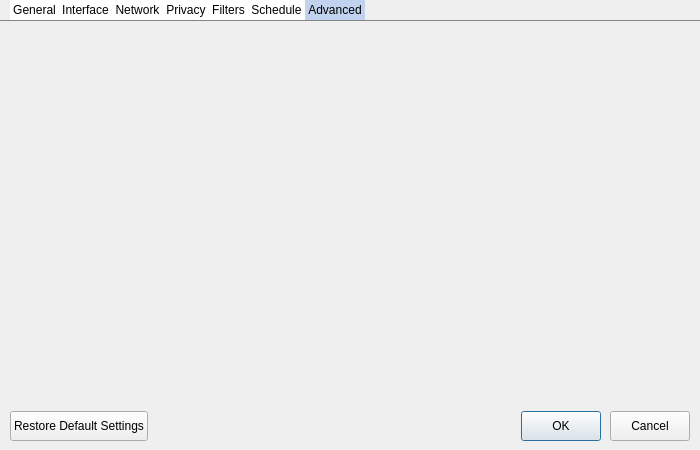
This is src/dialogs/preferencedialog.ui in setvisible/ArrowDL as Qt 5 draws it before an edit. The edited form follows.
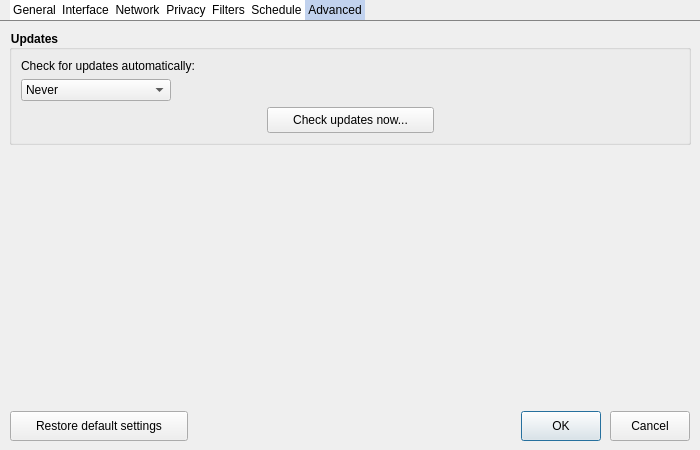
This is the edited form. The open tabs and pages were chosen to show the change. Icons and pictures are not drawn. Custom widgets are drawn as their Qt base class.

What changed in the file:
```diff
--- a/src/dialogs/preferencedialog.ui
+++ b/src/dialogs/preferencedialog.ui
@@ -588,6 +588,122 @@
       <attribute name="title">
        <string>Advanced</string>
       </attribute>
+      <layout class="QVBoxLayout" name="verticalLayout_13">
+       <item>
+        <widget class="QGroupBox" name="groupBox_9">
+         <property name="title">
+          <string>Updates</string>
+         </property>
+         <layout class="QVBoxLayout" name="verticalLayout_11">
+          <item>
+           <widget class="QLabel" name="label_10">
+            <property name="text">
+             <string>Check for updates automatically:</string>
+            </property>
+           </widget>
+          </item>
+          <item>
+           <layout class="QHBoxLayout" name="horizontalLayout_6">
+            <item>
+             <widget class="QComboBox" name="checkUpdateComboBox">
+              <property name="minimumSize">
+               <size>
+                <width>150</width>
+                <height>0</height>
+               </size>
+              </property>
+              <item>
+               <property name="text">
+                <string>Never</string>
+               </property>
+              </item>
+              <item>
+               <property name="text">
+                <string>Once a day</string>
+               </property>
+              </item>
+              <item>
+               <property name="text">
+                <string>Once a week</string>
+               </property>
+              </item>
+             </widget>
+            </item>
+            <item>
+             <spacer name="horizontalSpacer_4">
+              <property name="orientation">
+               <enum>Qt::Horizontal</enum>
+              </property>
+              <property name="sizeHint" stdset="0">
+               <size>
+                <width>40</width>
+                <height>20</height>
+               </size>
+              </property>
+             </spacer>
+            </item>
+           </layout>
+          </item>
+          <item>
+           <layout class="QHBoxLayout" name="horizontalLayout_7">
+            <item>
+             <spacer name="horizontalSpacer_6">
+              <property name="orientation">
+               <enum>Qt::Horizontal</enum>
+              </property>
+              <property name="sizeHint" stdset="0">
+               <size>
+                <width>40</width>
+                <height>20</height>
+               </size>
+              </property>
+             </spacer>
+            </item>
+            <item>
+             <widget class="QPushButton" name="checkUpdateNowPushButton">
+              <property name="styleSheet">
+               <string notr="true">QPushButton {
+	padding:  5px 25px 5px 25px;
+}
+</string>
+              </property>
+              <property name="text">
+               <string>Check updates now...</string>
+              </property>
+             </widget>
+            </item>
+            <item>
+             <spacer name="horizontalSpacer_5">
+              <property name="orientation">
+               <enum>Qt::Horizontal</enum>
+              </property>
+              <property name="sizeHint" stdset="0">
+               <size>
+                <width>40</width>
+                <height>20</height>
+               </size>
+              </property>
+             </spacer>
+            </item>
+           </layout>
+          </item>
+         </layout>
+        </widget>
+       </item>
+       <item>
+        <spacer name="verticalSpacer_6">
+         <property name="orientation">
+          <enum>Qt::Vertical</enum>
+         </property>
+         <property name="sizeHint" stdset="0">
+          <size>
+           <width>20</width>
+           <height>216</height>
+          </size>
+         </property>
+        </spacer>
+       </item>
+      </layout>
      </widget>
     </widget>
    </item>
@@ -610,8 +726,14 @@
          <height>30</height>
         </size>
        </property>
+       <property name="styleSheet">
+        <string notr="true">QPushButton {
+	padding:  5px 25px 5px 25px;
+}
+</string>
+       </property>
        <property name="text">
-        <string>Restore Default Settings</string>
+        <string>Restore default settings</string>
        </property>
       </widget>
      </item>
```
